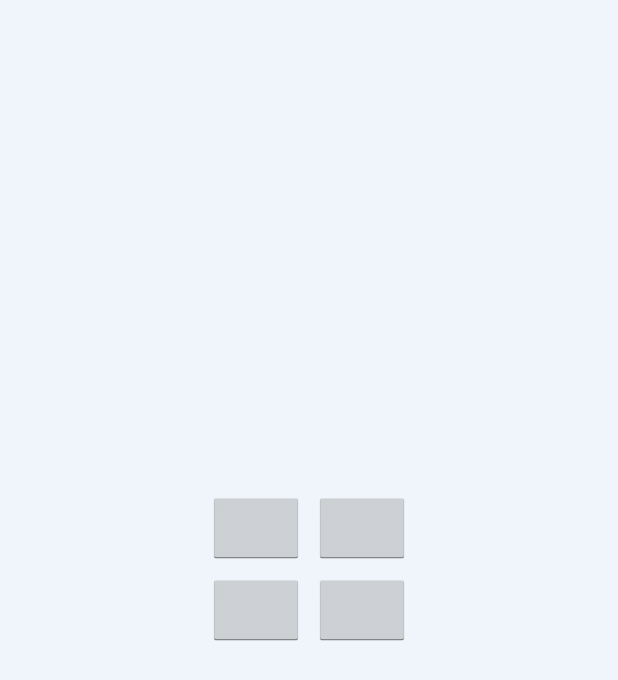
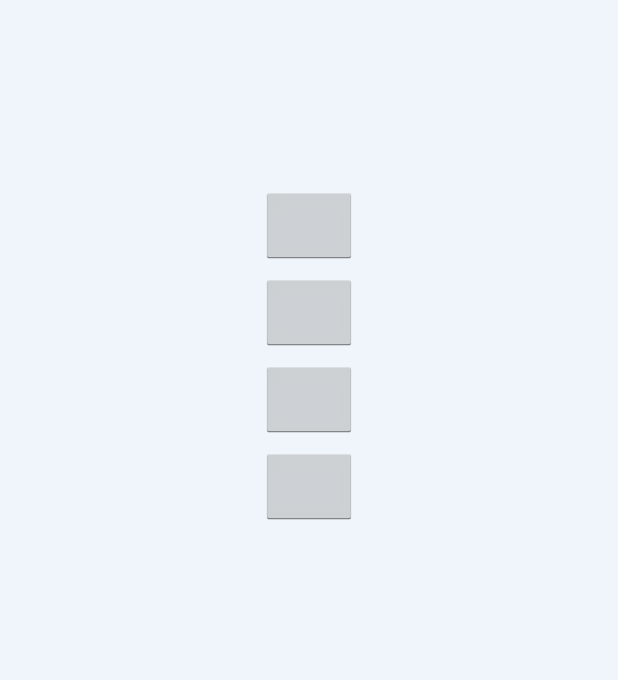
Before and after one commit to assafdsb/Lingoz, an Android app: the PlayActivity screen opened directly, with no data from a screen before it, on a phone screen of 412 x 824 dp. Shown: the top 680 px of the screen. Run offline under Robolectric (Android 15) with nearby library versions, the phone set to English and light mode, and no system bars; 4 statements that could not run were skipped.

Commit message:
changes to the play answers

```diff
--- a/app/src/main/res/layout/fragment_play.xml
+++ b/app/src/main/res/layout/fragment_play.xml
@@ -1,4 +1,4 @@
-<LinearLayout xmlns:android="http://schemas.android.com/apk/res/android"
+<ScrollView xmlns:android="http://schemas.android.com/apk/res/android"
     xmlns:tools="http://schemas.android.com/tools"
     android:layout_width="match_parent"
     android:layout_height="match_parent"
@@ -18,45 +18,32 @@
             android:layout_width="wrap_content"
             android:layout_height="wrap_content"
             android:id="@+id/tvPlayDefinition"
-            android:textSize="25sp"
+            android:textSize="30sp"
             android:padding="10dp"
             android:layout_marginTop="30dp"
             android:layout_marginBottom="20dp"
             android:textColor="@color/dictionary_details_definition" />
 
-        <TableLayout
-            android:layout_width="match_parent"
-            android:layout_height="match_parent"
-            android:layout_gravity="center"
-            android:gravity="center">
-
-            <TableRow android:gravity="center">
-
         <Button
             android:id="@+id/btnAnswer1"
-                    android:layout_gravity="right"
+            android:layout_gravity="center"
             style="@style/play_answer_button" />
 
         <Button
             android:id="@+id/btnAnswer2"
-                    android:layout_gravity="left"
+            android:layout_gravity="center"
             style="@style/play_answer_button" />
-            </TableRow>
-
-            <TableRow android:gravity="center">
 
         <Button
             android:id="@+id/btnAnswer3"
-                    android:layout_gravity="right"
+            android:layout_gravity="center"
             style="@style/play_answer_button" />
 
         <Button
             android:id="@+id/btnAnswer4"
-                    android:layout_gravity="left"
+            android:layout_gravity="center"
             style="@style/play_answer_button" />
 
-            </TableRow>
-        </TableLayout>
 
     </LinearLayout>
-</LinearLayout>
+</ScrollView>
--- a/app/src/main/res/values/styles_play.xml
+++ b/app/src/main/res/values/styles_play.xml
@@ -6,7 +6,7 @@
         <item name="android:layout_width">wrap_content</item>
         <item name="android:layout_height">wrap_content</item>
         <item name="android:layout_margin">3dp</item>
-        <item name="android:textSize">25sp</item>
+        <item name="android:textSize">30sp</item>
     </style>
 
 </resources>
```
Also changed, not shown: 1 other file. Lines whose indentation alone changed are shown as unchanged.
